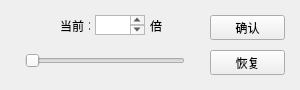
Qt form code/seer_lander_ui_speed.ui (GimTT/PyQt5_seer_lander) before a commit.
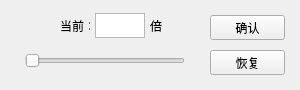
The same form after that commit.

The edit to the form file:
```diff
--- a/code/seer_lander_ui_speed.ui
+++ b/code/seer_lander_ui_speed.ui
@@ -94,9 +94,9 @@
     <property name="geometry">
      <rect>
       <x>95</x>
-      <y>15</y>
+      <y>13</y>
       <width>50</width>
-      <height>20</height>
+      <height>25</height>
      </rect>
     </property>
    </widget>
```
